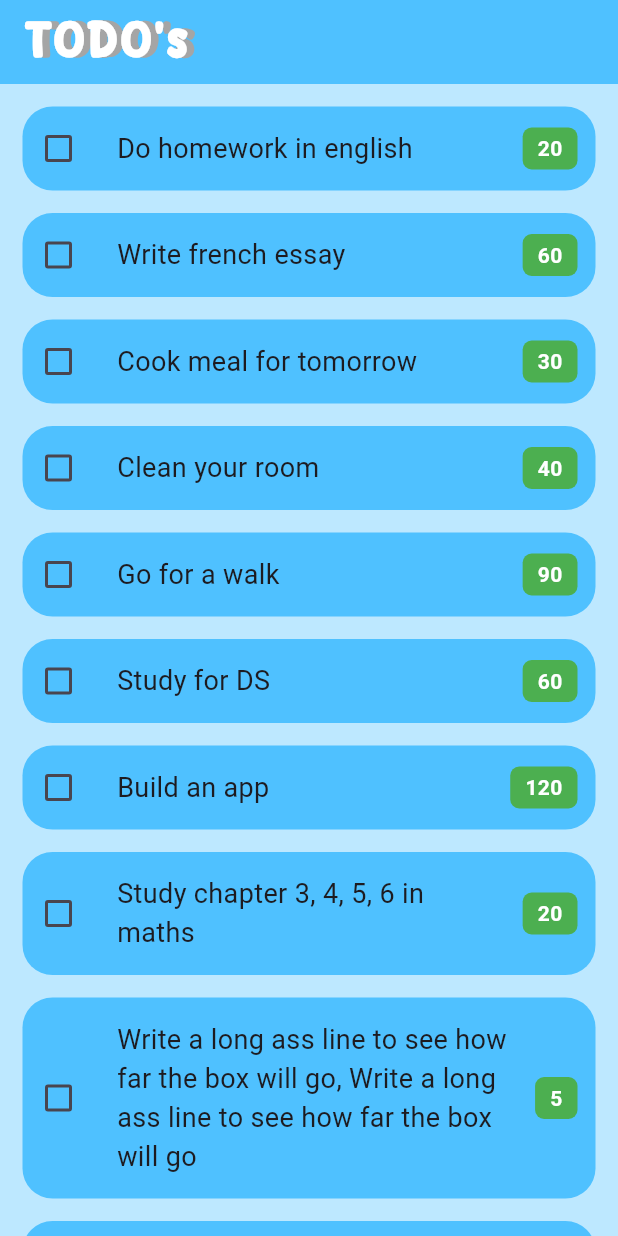
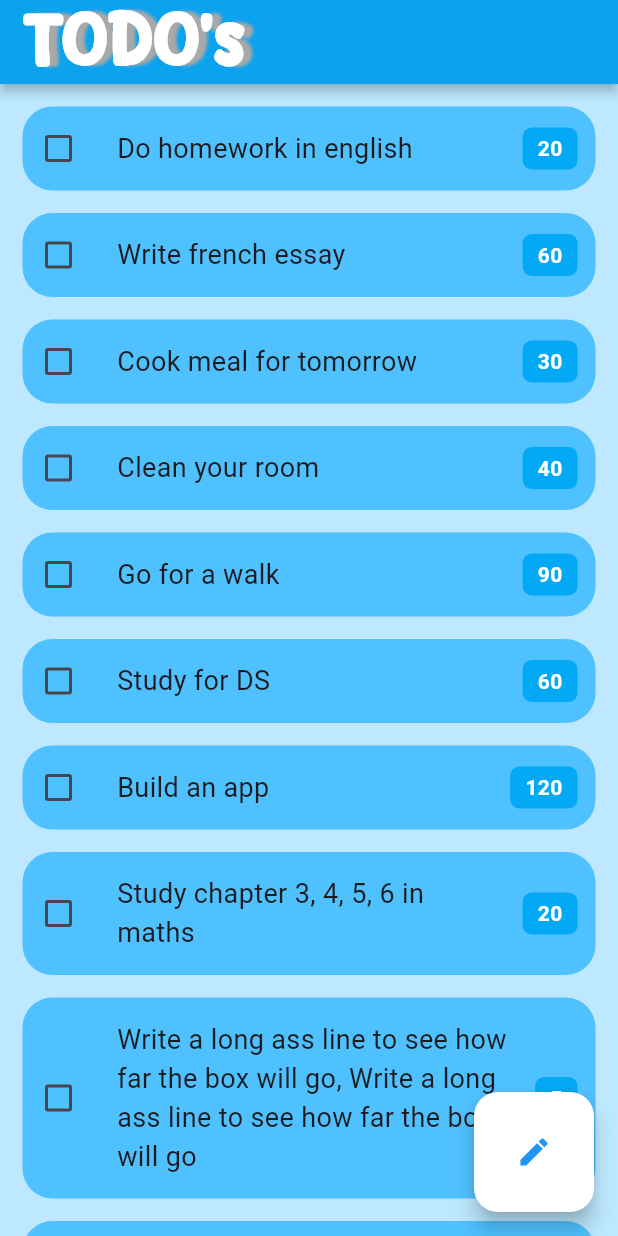
Before and after one commit to belminmulahusic/todo-app, a Flutter app: the screen it shows after launch, on a phone screen of 412 x 824 dp. Run offline on Flutter 3.47's test engine with Material 3 defaults, Android fonts, the phone set to English and light mode, and no system bars.

Commit message:
Added floating button, restructured code

```diff
--- a/lib/pages/home_page.dart
+++ b/lib/pages/home_page.dart
@@ -9,7 +9,7 @@ class TodoHomePage extends StatefulWidget {
 }
 
 class _TodoHomePage extends State<TodoHomePage> {
-  final List tasks = [
+  List tasks = [
     ['Do homework in english', false, 20],
     ['Write french essay', false, 60],
     ['Cook meal for tomorrow', false, 30],
@@ -36,31 +36,32 @@ class _TodoHomePage extends State<TodoHomePage> {
     });
   }
 
-  @override
-  Widget build(BuildContext context) {
-    return Scaffold(
-      backgroundColor: Color.fromARGB(255, 189, 232, 255),
-      appBar: AppBar(
-        backgroundColor: Color.fromARGB(255, 79, 193, 255),
-        title: const Text(
-          'TODO\'s',
+  AppBar buildAppBar() {
+    return AppBar(
+      backgroundColor: Colors.lightBlue,
+      shadowColor: const Color.fromARGB(255, 0, 0, 0),
+      elevation: 3,
+      title: Text(
+        "TODO's",
         style: TextStyle(
+          color: Colors.white,
           fontFamily: 'Cleanow',
-            fontSize: 30,
-            color: Colors.white,
+          fontSize: 45,
           fontWeight: FontWeight.bold,
           shadows: [
             Shadow(
-                color: Color.fromARGB(255, 165, 165, 165),
-                offset: Offset(5, 0),
-                blurRadius: 0,
+              color: const Color.fromARGB(255, 169, 169, 169),
+              offset: Offset(6, 0),
+              blurRadius: 2,
             ),
           ],
-            letterSpacing: 2,
         ),
       ),
-      ),
-      body: ReorderableListView.builder(
+    );
+  }
+
+  Widget buildTodoList() {
+    return ReorderableListView.builder(
       itemCount: tasks.length,
       onReorder: (oldIndex, newIndex) {
         setState(() {
@@ -71,7 +72,7 @@ class _TodoHomePage extends State<TodoHomePage> {
       },
       itemBuilder: (context, index) {
         return TodoTile(
-            key: ValueKey(tasks[index][0]),
+          key: ValueKey(tasks[index]),
           taskName: tasks[index][0],
           isDone: tasks[index][1],
           minutes: tasks[index][2],
@@ -88,7 +89,38 @@ class _TodoHomePage extends State<TodoHomePage> {
           ),
         );
       },
+    );
+  }
+
+  Widget buildFloatingButton() {
+    return SizedBox(
+      width: 80,
+      height: 80,
+      child: FloatingActionButton(
+        foregroundColor: Colors.blue,
+        backgroundColor: Colors.white,
+        splashColor: const Color.fromARGB(255, 175, 230, 255),
+        onPressed: createNewTask,
+        isExtended: true,
+        enableFeedback: true,
+        child: Icon(Icons.edit),
       ),
     );
   }
+
+  void createNewTask() {
+    setState(() {
+      tasks.add(["Hi", false, 10]);
+    });
   }
+
+  @override
+  Widget build(BuildContext context) {
+    return Scaffold(
+      backgroundColor: Color.fromARGB(255, 189, 232, 255),
+      appBar: buildAppBar(),
+      body: buildTodoList(),
+      floatingActionButton: buildFloatingButton(),
+    );
+  }
+}
--- a/lib/pages/todo_tile.dart
+++ b/lib/pages/todo_tile.dart
@@ -1,5 +1,5 @@
 import 'package:flutter/material.dart';
-import 'package:flutter_slidable/flutter_slidable.dart';
+import 'dart:math';
 
 class TodoTile extends StatelessWidget {
   final String taskName;
@@ -66,7 +66,7 @@ class TodoTile extends StatelessWidget {
                     vertical: 4,
                   ),
                   decoration: BoxDecoration(
-                    color: Colors.green.withValues(alpha: isDone ? 0.5 : 1),
+                    color: Colors.lightBlue,
                     borderRadius: BorderRadius.circular(6),
                   ),
                   child: Text(
```
Lines whose indentation alone changed are shown as unchanged.
